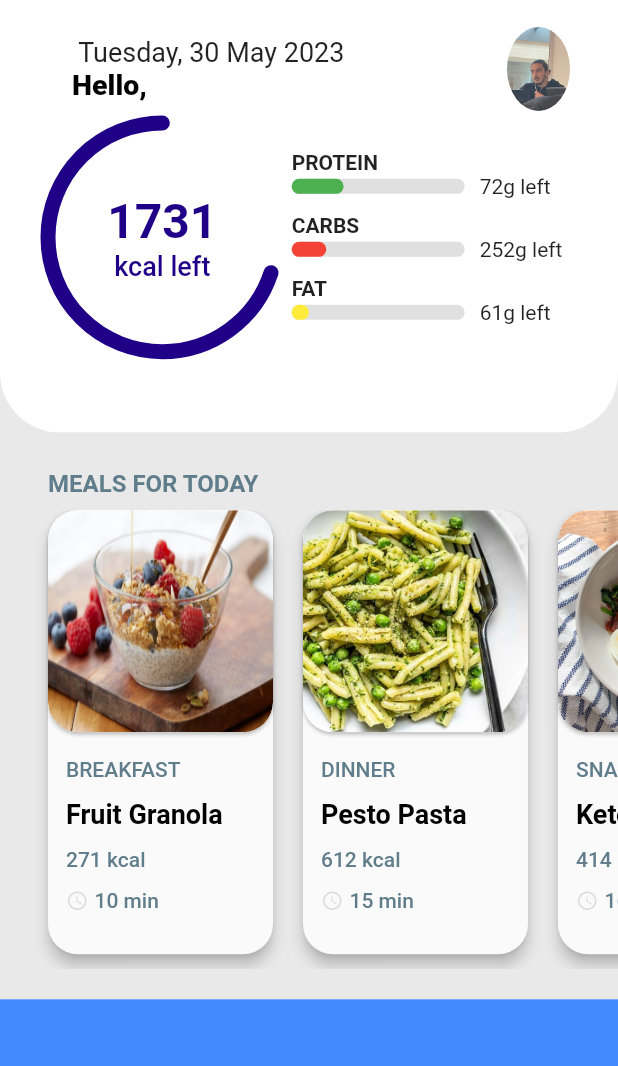
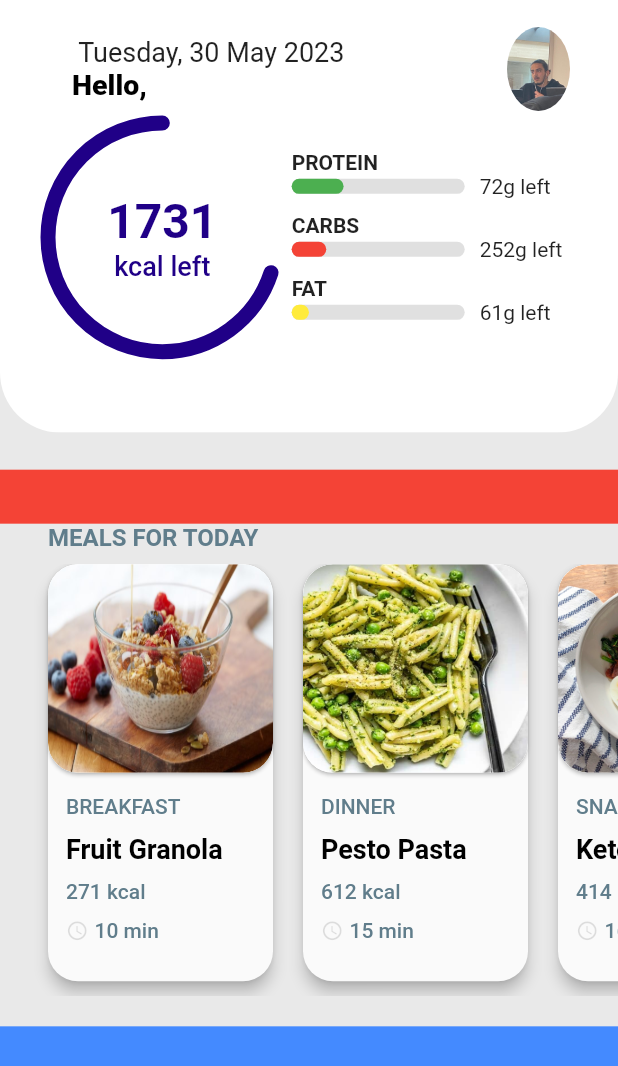
Before and after one commit to YasinSefa15/pain4gain, a Flutter app: the DietPage screen opened directly, on a phone screen of 412 x 824 dp. Shown: the top 1066 px of the screen. Run offline on Flutter 3.47's test engine with Material 2 defaults, Android fonts, the phone set to English and light mode, and no system bars; our stand-ins replace image_picker, shared_preferences; accounts and stored records are empty.

Commit message:
ekstra bar açılış

```diff
--- a/lib/pages/diet_page/DietPage.dart
+++ b/lib/pages/diet_page/DietPage.dart
@@ -123,6 +123,10 @@ class DietPage extends StatelessWidget {
                 child: Column(
                   crossAxisAlignment: CrossAxisAlignment.start,
                   children: <Widget>[
+                     Container(
+                    height: 36,
+                    color: Colors.red,
+                  ),
                     const Padding(
                       padding: EdgeInsets.only(
                         bottom: 8,
```
